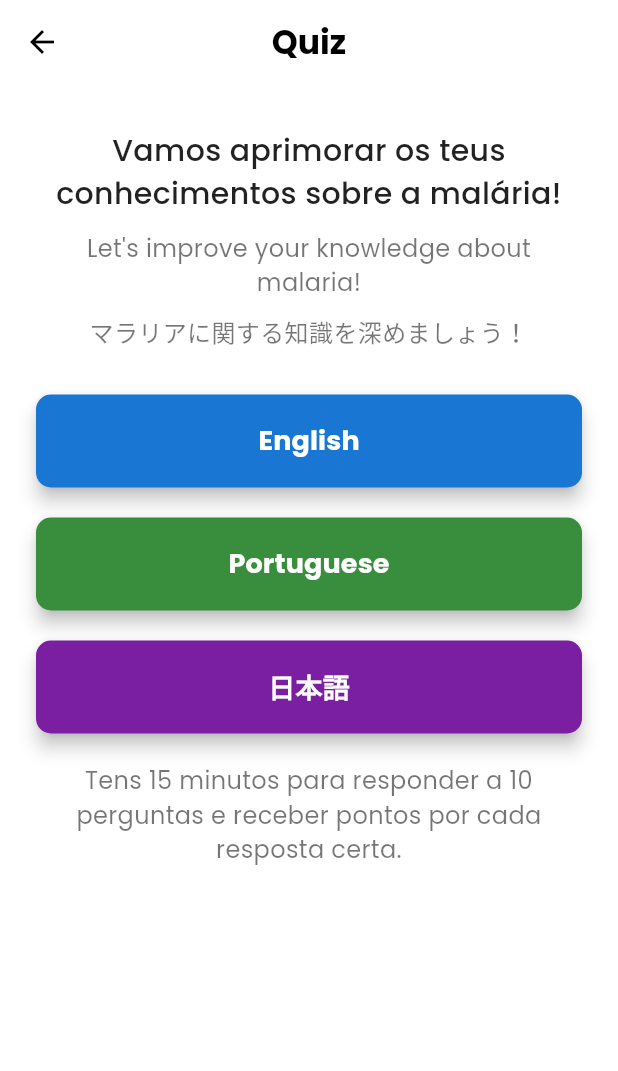
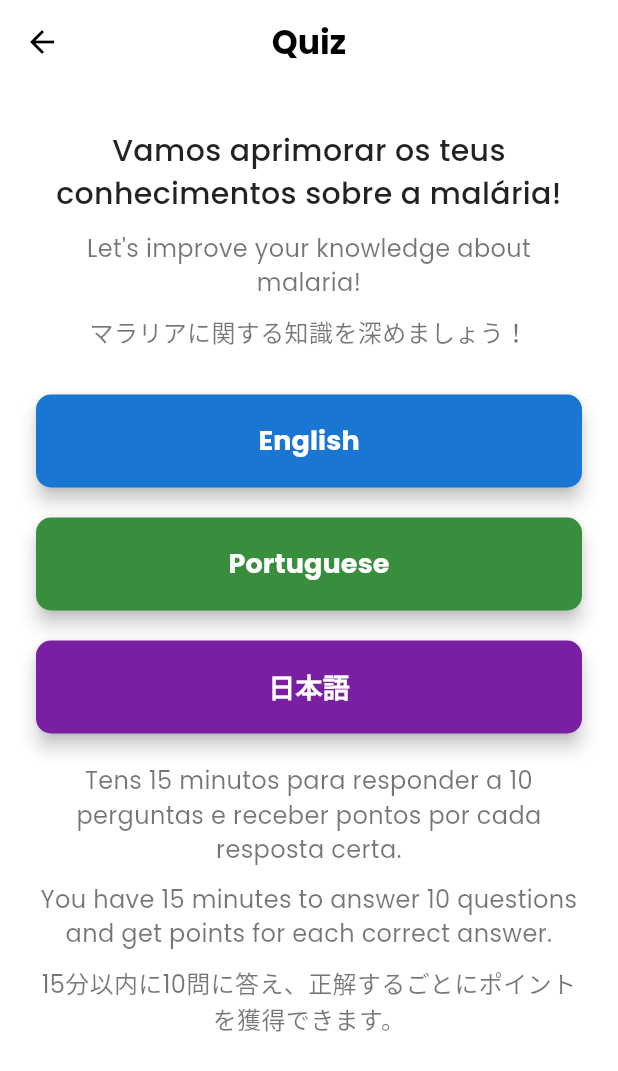
Before and after one commit to tjsweetblack/mapaZZZTeam, a Flutter app: the QuizScreen screen opened directly, on a phone screen of 412 x 824 dp. Shown: the top 1071 px of the screen. Run offline on Flutter 3.47's test engine with Material 3 defaults, Android fonts, the phone set to English and light mode, and no system bars; our stand-ins replace awesome_dialog, cached_network_image, camera, cloud_firestore, device_preview, firebase_auth and 17 more; missing offline and left inert: flutter_inappwebview; accounts and stored records are empty; statements that could not run were skipped.

Commit message:
rremoved toolbar and added text tranlation

```diff
--- a/lib/main.dart
+++ b/lib/main.dart
@@ -81,6 +81,7 @@ Future<void> main() async {
     DevicePreview(
       enabled: true, // kDebugMode,
       builder: (context) => MyApp(router: AppRouter()),
+      isToolbarVisible: false,
     ),
   );
 }
--- a/lib/screens/quiz/quiz_start.dart
+++ b/lib/screens/quiz/quiz_start.dart
@@ -170,6 +170,24 @@ class QuizScreen extends StatelessWidget {
                 color: Colors.black54,
               ),
             ),
+            const SizedBox(height: 10),
+            const Text(
+              'You have 15 minutes to answer 10 questions and get points for each correct answer.',
+              textAlign: TextAlign.center,
+              style: TextStyle(
+                fontSize: 16,
+                color: Colors.black54,
+              ),
+            ),
+            const SizedBox(height: 10),
+            const Text(
+              '15分以内に10問に答え、正解するごとにポイントを獲得できます。',
+              textAlign: TextAlign.center,
+              style: TextStyle(
+                fontSize: 16,
+                color: Colors.black54,
+              ),
+            ),
             const SizedBox(height: 40),
           ],
         ),
```
